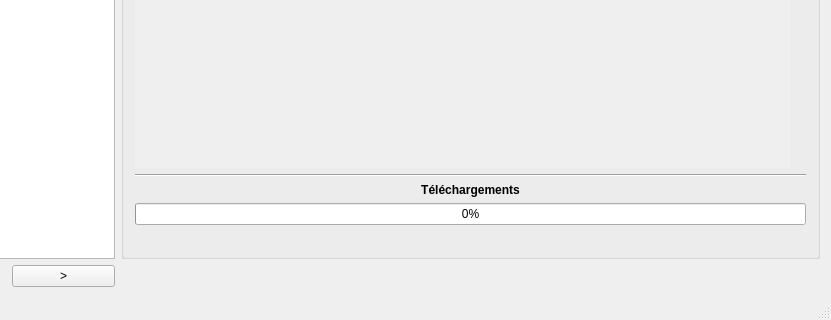
Above: mainwindow.ui from Tofee/artefetcher before the change; both pictures show x 216 to 1047 and y 448 to 768 of the 1047 by 768 pixel window. Below: the same form after it.
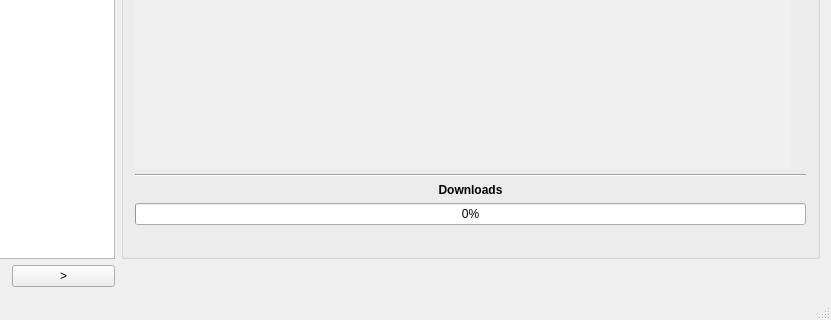
That is the form after the change. Icons and pictures are not drawn.

Commit message: Remove rtmpdump dependency Smaller clock image Translation update Add ArteFetcher version in window title

Patch:
```diff
--- a/mainwindow.ui
+++ b/mainwindow.ui
@@ -268,7 +268,7 @@
             </font>
            </property>
            <property name="text">
-            <string>Téléchargements</string>
+            <string>Downloads</string>
            </property>
            <property name="alignment">
             <set>Qt::AlignCenter</set>
```
Left out of the diff: 2 changed lines with no effect on the pictures. The commit also changes 7 other files.
